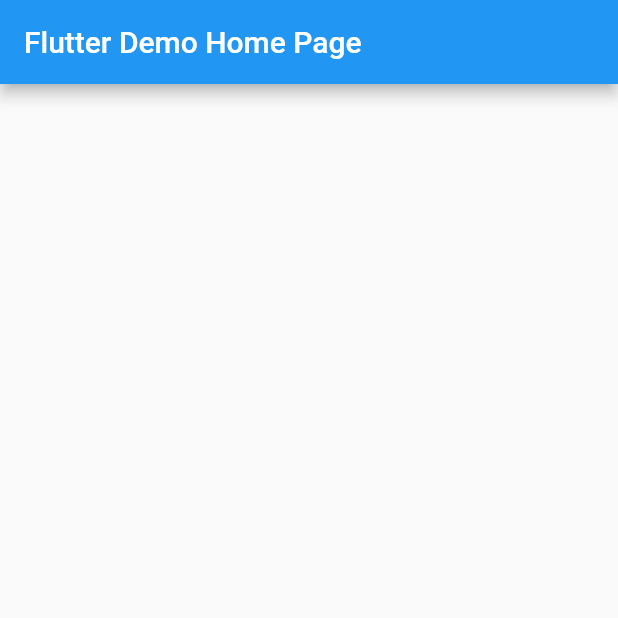
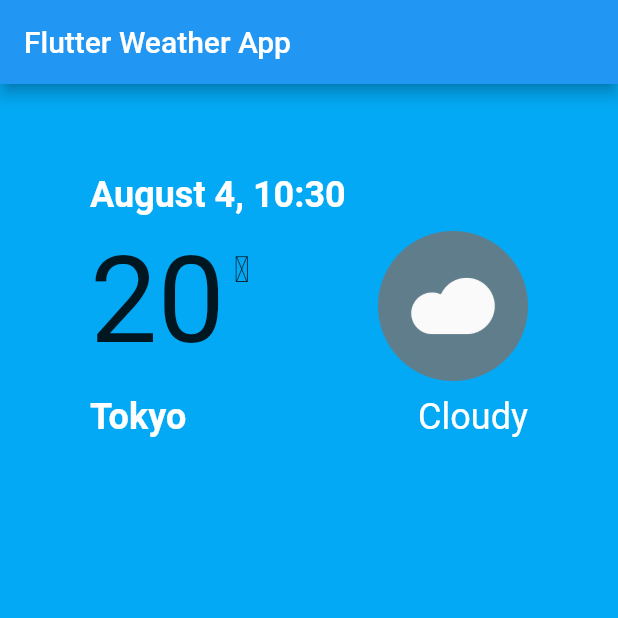
Before and after one commit to Hectoronian/flutter_weather_app_course, a Flutter app: the screen it shows after launch, on a phone screen of 412 x 824 dp, the top half of it. Run offline on Flutter 3.47's test engine with Material 2 defaults, Android fonts, the phone set to English and light mode, and no system bars.

Commit message:
Add image asset cloudy.png Implementation of Date and format, temperature and description

```diff
--- a/lib/main.dart
+++ b/lib/main.dart
@@ -14,7 +14,7 @@ class MyApp extends StatelessWidget {
       theme: ThemeData(
         primarySwatch: Colors.blue,
       ),
-      home: MyHomePage(title: 'Flutter Demo Home Page'),
+      home: MyHomePage(title: 'Flutter Weather App'),
     );
   }
 }
--- a/lib/ui/MyHomePage.dart
+++ b/lib/ui/MyHomePage.dart
@@ -1,6 +1,5 @@
-
-
 import 'package:flutter/material.dart';
+import 'package:flutter_weather_app_course/ui/WeatherItems.dart';
 
 class MyHomePage extends StatefulWidget {
   MyHomePage({Key key, this.title}) : super(key: key);
@@ -24,6 +23,7 @@ class _MyHomePageState extends State<MyHomePage> {
 
   @override
   Widget build(BuildContext context) {
+
     // This method is rerun every time setState is called, for instance as done
     // by the _incrementCounter method above.
     //
@@ -31,15 +31,13 @@ class _MyHomePageState extends State<MyHomePage> {
     // fast, so that you can just rebuild anything that needs updating rather
     // than having to individually change instances of widgets.
     return Scaffold(
+      backgroundColor: Colors.lightBlue,
       appBar: AppBar(
         // Here we take the value from the MyHomePage object that was created by
         // the App.build method, and use it to set our appbar title.
         title: Text(widget.title),
       ),
-      body: Center(
-        // Center is a layout widget. It takes a single child and positions it
-        // in the middle of the parent.
-      ),
+      body: WeatherItems(),
     );
   }
 }
--- /dev/null
+++ b/lib/ui/WeatherItems.dart
@@ -0,0 +1,95 @@
+import 'package:flutter/cupertino.dart';
+import 'package:flutter/material.dart';
+import 'package:intl/intl.dart';
+
+class WeatherItems extends StatelessWidget{
+  @override
+  Widget build(BuildContext context) {
+
+    Widget dateSection = Container(
+      child: Text(
+        DateFormat('MMMM d, H:m').format(DateTime.now()),
+        style: TextStyle(
+          fontWeight: FontWeight.bold,
+          color: Colors.white,
+          fontSize: 24.0,
+        ),
+      ),
+    );
+    Widget tempSection = Container(
+      padding: EdgeInsets.symmetric(
+        vertical: 10.0,
+      ),
+      child: Row(
+        crossAxisAlignment: CrossAxisAlignment.start,
+        children: <Widget>[
+          Text(
+            '20',
+            style: TextStyle(
+              fontSize: 80,
+            ),
+          ),
+          Expanded(
+            child: Container(
+              padding: EdgeInsets.only(
+                top: 12.0,
+              ),
+              margin: EdgeInsets.only(
+                left: 6.0,
+              ),
+              child: Text(
+                '\u2103',
+                style: TextStyle(
+                  fontSize: 24.0,
+                ),
+              ),
+            ),
+          ),
+          Image.asset(
+            'assets/img/cloudy.png',
+            width: 100.0,
+            height: 100.0,
+            fit: BoxFit.cover,
+          )
+        ],
+      ),
+    );
+
+    Widget descriptionSection = Container(
+      child: Row(
+        mainAxisAlignment: MainAxisAlignment.spaceBetween,
+        crossAxisAlignment: CrossAxisAlignment.start,
+        children: <Widget>[
+          Text(
+            'Tokyo',
+            style: TextStyle(
+              fontSize: 24.0,
+              fontWeight: FontWeight.bold,
+              color: Colors.white,
+            ),
+          ),
+          Text(
+            'Cloudy',
+            style: TextStyle(
+              fontSize: 24.0,
+              color: Colors.white,
+            ),
+          ),
+
+        ],
+      ),
+    );
+
+    return Container(
+      padding: const EdgeInsets.all(60.0),
+      child: Column(
+        crossAxisAlignment: CrossAxisAlignment.start,
+        children: <Widget>[
+          dateSection,
+          tempSection,
+          descriptionSection,
+        ],
+      ),
+    );
+  }
+}
--- a/pubspec.yaml
+++ b/pubspec.yaml
@@ -14,7 +14,7 @@ publish_to: 'none' # Remove this line if you wish to publish to pub.dev
 # Read more about Android versioning at https://developer.android.com/studio/publish/versioning
 # In iOS, build-name is used as CFBundleShortVersionString while build-number used as CFBundleVersion.
 # Read more about iOS versioning at
-# https://developer.apple.com/library/archive/documentation/General/Reference/InfoPlistKeyReference/Articles/CoreFoundationKeys.html
+# https://developer.apple.com/librarys/archive/documentation/General/Reference/InfoPlistKeyReference/Articles/CoreFoundationKeys.html
 version: 1.0.0+1
 
 environment:
@@ -28,6 +28,7 @@ dependencies:
   # The following adds the Cupertino Icons font to your application.
   # Use with the CupertinoIcons class for iOS style icons.
   cupertino_icons: ^0.1.3
+  intl: ^0.15.7
 
 dev_dependencies:
   flutter_test:
@@ -48,6 +49,9 @@ flutter:
   # assets:
   #   - images/a_dot_burr.jpeg
   #   - images/a_dot_ham.jpeg
+
+  assets:
+    - assets/img/cloudy.png
 
   # An image asset can refer to one or more resolution-specific "variants", see
   # https://flutter.dev/assets-and-images/#resolution-aware.
```
Also changed, not shown: assets/img/cloudy.png (added), pubspec.lock.
